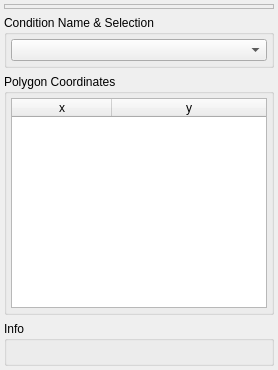
This is src/analysis/polygon_condition_dialog.ui in flueke/mvme as Qt 5 draws it before an edit. The edited form follows.
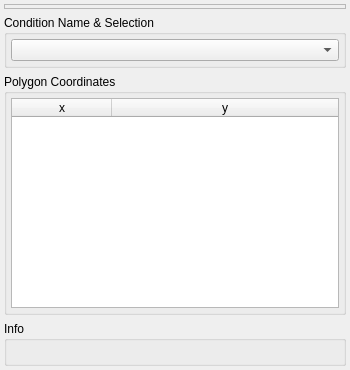
This is the edited form.

Commit message: analysis: allow editing polygon vertex coordinates directly in the table

The edit to the form file:
```diff
--- a/src/analysis/polygon_condition_dialog.ui
+++ b/src/analysis/polygon_condition_dialog.ui
@@ -6,7 +6,7 @@
    <rect>
     <x>0</x>
     <y>0</y>
-    <width>278</width>
+    <width>350</width>
     <height>370</height>
    </rect>
   </property>
```
Left out of the diff: 13 changed lines with no effect on the pictures. The commit also changes 1 other file.
